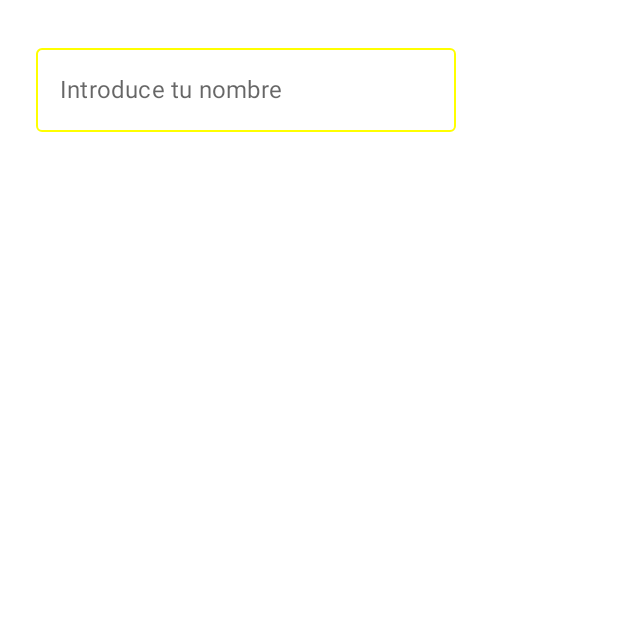
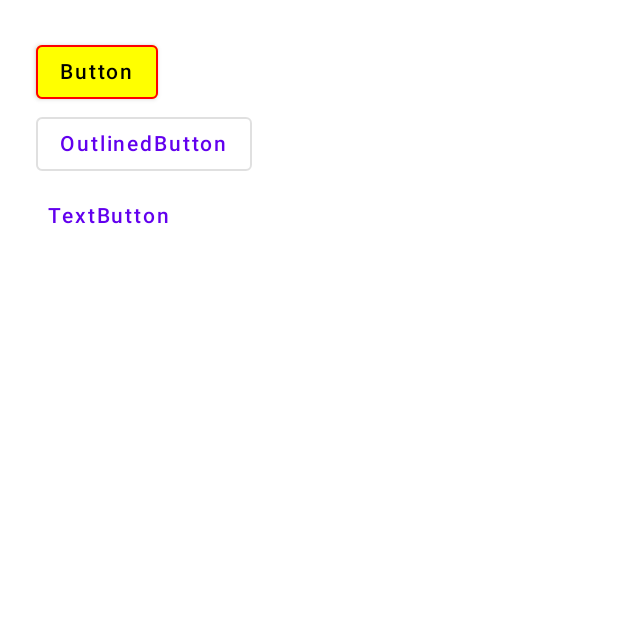
Before and after one commit to pereyrarg11/Compose-Components, an Android app built with Jetpack Compose: the screen it shows after launch (MainActivity), on a phone screen of 412 x 824 dp, the top half of it. Run offline under Robolectric (Android 15) with nearby library versions, the phone set to English and light mode, and no system bars.

Commit message:
chore: example of buttons

```diff
--- a/app/src/main/java/com/pereyrarg11/composecomponents/MainActivity.kt
+++ b/app/src/main/java/com/pereyrarg11/composecomponents/MainActivity.kt
@@ -3,11 +3,16 @@ package com.pereyrarg11.composecomponents
 import android.os.Bundle
 import androidx.activity.ComponentActivity
 import androidx.activity.compose.setContent
+import androidx.compose.foundation.BorderStroke
 import androidx.compose.foundation.layout.Column
 import androidx.compose.foundation.layout.fillMaxSize
 import androidx.compose.foundation.layout.padding
 import androidx.compose.material.*
-import androidx.compose.runtime.*
+import androidx.compose.runtime.Composable
+import androidx.compose.runtime.getValue
+import androidx.compose.runtime.mutableStateOf
+import androidx.compose.runtime.saveable.rememberSaveable
+import androidx.compose.runtime.setValue
 import androidx.compose.ui.Modifier
 import androidx.compose.ui.graphics.Color
 import androidx.compose.ui.text.TextStyle
@@ -30,7 +35,7 @@ class MainActivity : ComponentActivity() {
                     color = MaterialTheme.colors.background
                 ) {
                     //MyText()
-                    var myText by remember {
+                    /*var myText by remember {
                         mutableStateOf("")
                     }
                     Column {
@@ -41,7 +46,8 @@ class MainActivity : ComponentActivity() {
                                 it
                             }
                         }
-                    }
+                    }*/
+                    MyButtons()
                 }
             }
         }
@@ -108,11 +114,52 @@ fun MyTextField(myText: String, onValueChanged: (String) -> Unit) {
     )
 }
 
+@Composable
+fun MyButtons() {
+    var isEnabled by rememberSaveable {
+        mutableStateOf(true)
+    }
+    Column(
+        Modifier
+            .fillMaxSize()
+            .padding(24.dp)
+    ) {
+        Button(
+            onClick = { isEnabled = false },
+            enabled = isEnabled,
+            colors = ButtonDefaults.buttonColors(
+                backgroundColor = Color.Yellow,
+                contentColor = Color.Black,
+                disabledBackgroundColor = Color.Gray,
+                disabledContentColor = Color.DarkGray,
+            ),
+            border = BorderStroke(1.dp, Color.Red),
+        ) {
+            Text(text = "Button")
+        }
+
+        OutlinedButton(
+            onClick = { isEnabled = false },
+            enabled = isEnabled,
+        ) {
+            Text(text = "OutlinedButton")
+        }
+
+        TextButton(
+            onClick = { isEnabled = false },
+            enabled = isEnabled,
+        ) {
+            Text(text = "TextButton")
+        }
+    }
+}
+
 @Preview(showBackground = true)
 @Composable
 fun DefaultPreview() {
     ComposeComponentsTheme {
         //MyText()
         //MyTextField()
+        MyButtons()
     }
 }
```
